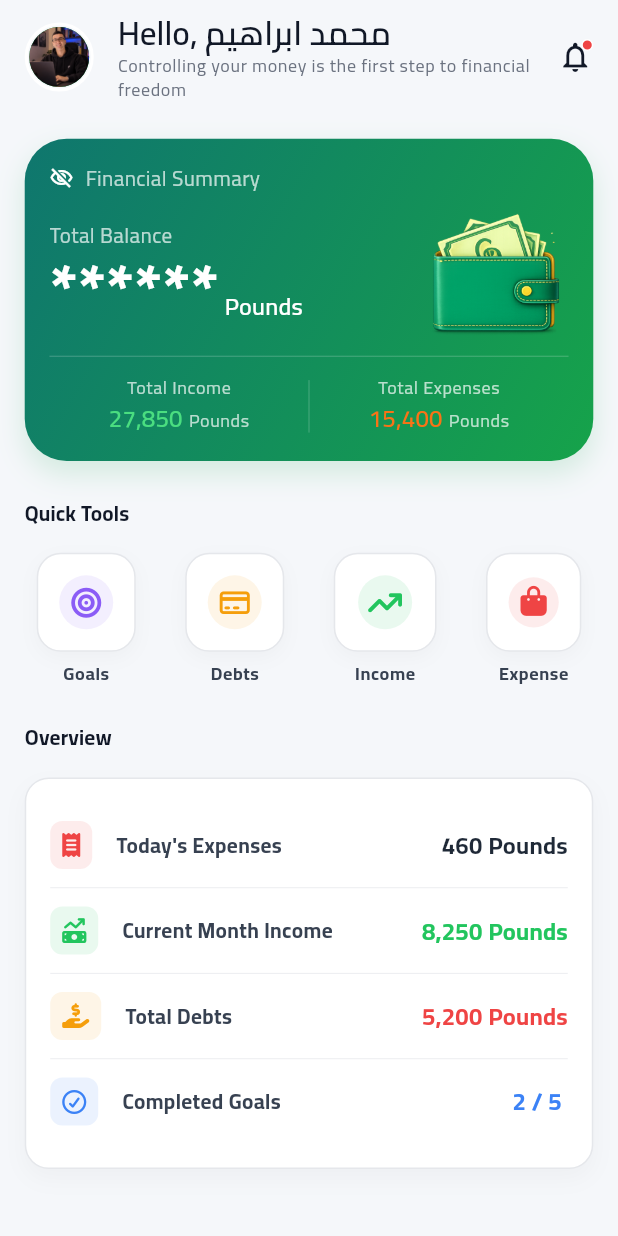
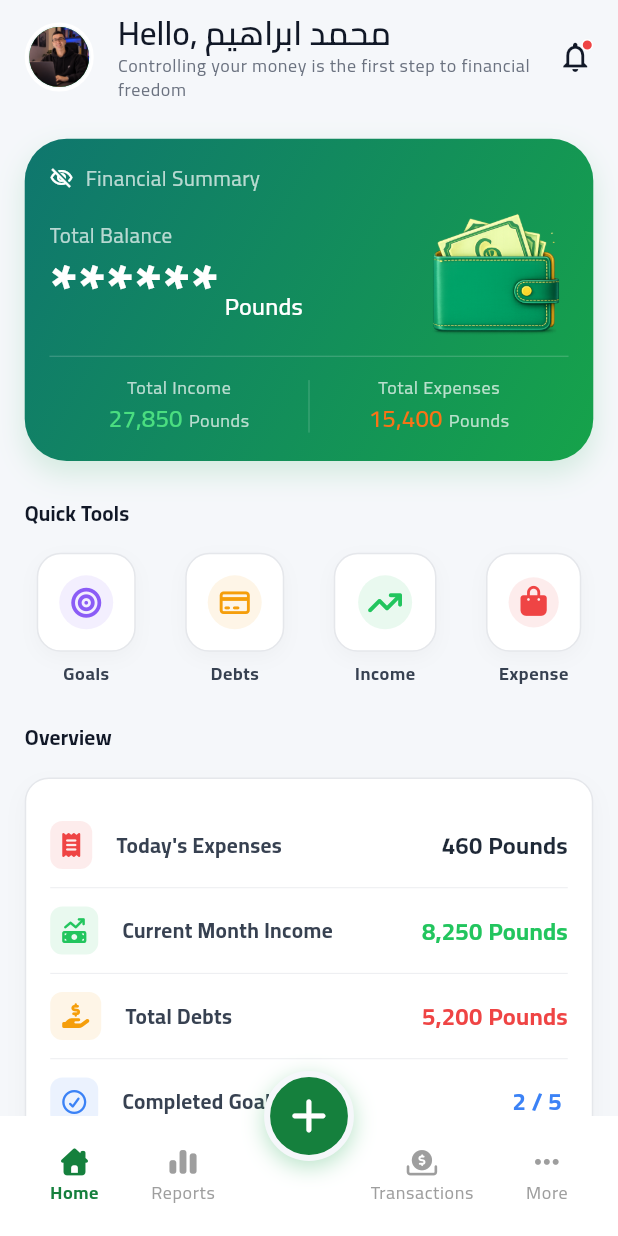
Before and after one commit to elsankary02/Masrofy, a Flutter app: the screen it shows after launch, after a tap on "Sign in with Google", on a phone screen of 412 x 824 dp. Run offline on Flutter 3.47's test engine with Material 3 defaults, Android fonts, the phone set to English and light mode, and no system bars; our stand-ins replace device_preview, easy_localization, flutter_bloc, font_awesome_flutter, go_router.

Commit message:
feat: Refactor routing and add main layout with tabs for home, reports, transactions, and more

```diff
--- a/assets/translations/ar.json
+++ b/assets/translations/ar.json
@@ -77,7 +77,7 @@
   "quick_tools": "أدوات سريعه",
   "remaining": "تبقي",
   "remaining_label": "متبقي",
-  "reports": "التقاري",
+  "reports": "التقارير",
   "save_debt": "حفظ الدين",
   "save_expense": "حفظ المصروف",
   "save_goal": "حفظ الهدف",
--- a/lib/core/router/go_router.dart
+++ b/lib/core/router/go_router.dart
@@ -5,59 +5,93 @@ import 'package:masrofy/features/auth/presentation/pages/auth_page.dart';
 import 'package:masrofy/features/debts/debts_page.dart';
 import 'package:masrofy/features/expense/expense_page.dart';
 import 'package:masrofy/features/goals/goals_page.dart';
-import 'package:masrofy/features/home/presentation/page/home_page.dart';
 import 'package:masrofy/features/income/income_page.dart';
+import 'package:masrofy/features/main/page/main_layout.dart';
+import 'package:masrofy/features/main/tabs/home_tab/presentation/pages/home_tab.dart';
+import 'package:masrofy/features/main/tabs/more_tab/more_tab.dart';
+import 'package:masrofy/features/main/tabs/reports_tab/reports_tab.dart';
+import 'package:masrofy/features/main/tabs/transactions_tab/transactions_tab.dart';
 import 'package:masrofy/features/notification/presentation/page/notification_page.dart';
 
 final GoRouter router = GoRouter(
   routes: [
     GoRoute(
-      path: NamedRoutes.authPage,
-      name: NamedRoutes.authPage,
+      path: NamedRoutes.auth,
+      name: NamedRoutes.auth,
       builder: (BuildContext context, GoRouterState state) {
         return const AuthPage();
       },
     ),
     GoRoute(
-      path: NamedRoutes.homePage,
-      name: NamedRoutes.homePage,
+      path: NamedRoutes.notification,
+      name: NamedRoutes.notification,
       builder: (BuildContext context, GoRouterState state) {
-        return const HomePage();
+        return const NotificationPage();
       },
     ),
     GoRoute(
-      path: NamedRoutes.notificationPage,
-      name: NamedRoutes.notificationPage,
+      path: NamedRoutes.main,
+      name: NamedRoutes.main,
       builder: (BuildContext context, GoRouterState state) {
-        return const NotificationPage();
+        return const MainLayout();
       },
     ),
 
     // Tabs
     GoRoute(
-      path: NamedRoutes.goalsPage,
-      name: NamedRoutes.goalsPage,
+      path: NamedRoutes.home,
+      name: NamedRoutes.home,
+      builder: (BuildContext context, GoRouterState state) {
+        return const HomeTab();
+      },
+    ),
+    GoRoute(
+      path: NamedRoutes.reports,
+      name: NamedRoutes.reports,
+      builder: (BuildContext context, GoRouterState state) {
+        return const ReportsTab();
+      },
+    ),
+    GoRoute(
+      path: NamedRoutes.more,
+      name: NamedRoutes.more,
+      builder: (BuildContext context, GoRouterState state) {
+        return const MoreTab();
+      },
+    ),
+    GoRoute(
+      path: NamedRoutes.transactions,
+      name: NamedRoutes.transactions,
+      builder: (BuildContext context, GoRouterState state) {
+        return const TransactionsTab();
+      },
+    ),
+
+    // Quik Tools
+    GoRoute(
+      path: NamedRoutes.goals,
+      name: NamedRoutes.goals,
       builder: (BuildContext context, GoRouterState state) {
         return const GoalsPage();
       },
     ),
     GoRoute(
-      path: NamedRoutes.debtsPage,
-      name: NamedRoutes.debtsPage,
+      path: NamedRoutes.debts,
+      name: NamedRoutes.debts,
       builder: (BuildContext context, GoRouterState state) {
         return const DebtsPage();
       },
     ),
     GoRoute(
-      path: NamedRoutes.incomePage,
-      name: NamedRoutes.incomePage,
+      path: NamedRoutes.income,
+      name: NamedRoutes.income,
       builder: (BuildContext context, GoRouterState state) {
         return const IncomePage();
       },
     ),
     GoRoute(
-      path: NamedRoutes.expensePage,
-      name: NamedRoutes.expensePage,
+      path: NamedRoutes.expense,
+      name: NamedRoutes.expense,
       builder: (BuildContext context, GoRouterState state) {
         return const ExpensePage();
       },
--- a/lib/core/router/named_routes.dart
+++ b/lib/core/router/named_routes.dart
@@ -1,12 +1,18 @@
 class NamedRoutes {
   NamedRoutes._();
-  static const authPage = "/";
-  static const homePage = "/homePage";
-  static const notificationPage = "/notificationPage";
+  static const auth = "/";
+  static const notification = "/notification";
+  static const main = "/main";
 
   // Tabs
-  static const goalsPage = "/goalsPage";
-  static const debtsPage = "/debtsPage";
-  static const incomePage = "/incomePage";
-  static const expensePage = "/expensePage";
+  static const home = "/home";
+  static const reports = "/reports";
+  static const transactions = "/transactions";
+  static const more = "/more";
+
+  // Quik Tools
+  static const goals = "/goals";
+  static const debts = "/debts";
+  static const income = "/income";
+  static const expense = "/expense";
 }
--- a/lib/features/auth/presentation/widgets/auth_btn_widget.dart
+++ b/lib/features/auth/presentation/widgets/auth_btn_widget.dart
@@ -19,7 +19,7 @@ class AuthBtnWidget extends StatelessWidget {
       variant: ButtonVariant.outlined,
       style: context.textTheme.titleMedium,
       onPressed: () {
-        router.go(NamedRoutes.homePage);
+        router.go(NamedRoutes.main);
       },
     );
   }
--- /dev/null
+++ b/lib/features/main/page/main_layout.dart
@@ -0,0 +1,122 @@
+import 'package:easy_localization/easy_localization.dart';
+import 'package:flutter/material.dart';
+import 'package:font_awesome_flutter/font_awesome_flutter.dart';
+import 'package:masrofy/core/theme/app_colors.dart';
+import 'package:masrofy/core/utils/constants/locale_keys.g.dart';
+import 'package:masrofy/core/utils/extensions/extensions.dart';
+import 'package:masrofy/features/main/tabs/home_tab/presentation/pages/home_tab.dart';
+import 'package:masrofy/features/main/tabs/more_tab/more_tab.dart';
+import 'package:masrofy/features/main/tabs/reports_tab/reports_tab.dart';
+import 'package:masrofy/features/main/tabs/transactions_tab/transactions_tab.dart';
+
+class MainLayout extends StatefulWidget {
+  const MainLayout({super.key});
+
+  @override
+  State<MainLayout> createState() => _MainLayoutState();
+}
+
+class _MainLayoutState extends State<MainLayout> {
+  int _currentIndex = 0;
+
+  final List<Widget> _tabs = [
+    HomeTab(),
+    ReportsTab(),
+    TransactionsTab(),
+    MoreTab(),
+  ];
+
+  @override
+  Widget build(BuildContext context) {
+    final isDark = context.isDarkMode;
+
+    return Scaffold(
+      body: IndexedStack(index: _currentIndex, children: _tabs),
+
+      floatingActionButtonLocation: FloatingActionButtonLocation.centerDocked,
+      floatingActionButton: Container(
+        padding: EdgeInsets.all(15),
+        decoration: BoxDecoration(
+          color: AppColors.primaryDark,
+          border: Border.all(color: AppColors.backgroundLight, width: 4),
+          shape: BoxShape.circle,
+          boxShadow: [
+            BoxShadow(
+              color: AppColors.primary.withValues(alpha: 0.3),
+              blurRadius: 12,
+              offset: const Offset(0, 4),
+            ),
+          ],
+        ),
+        child: FaIcon(FontAwesomeIcons.plus, size: 25, color: AppColors.white),
+      ),
+
+      bottomNavigationBar: BottomAppBar(
+        color: isDark ? AppColors.surfaceDark : Colors.white,
+        elevation: 0,
+        child: Row(
+          mainAxisAlignment: MainAxisAlignment.spaceAround,
+          children: [
+            _item(
+              index: 0,
+              icon: FontAwesomeIcons.houseChimney,
+              label: LocaleKeys.home.tr(),
+            ),
+            _item(
+              index: 1,
+              icon: FontAwesomeIcons.chartSimple,
+              label: LocaleKeys.reports.tr(),
+            ),
+            const SizedBox(width: 50),
+            _item(
+              index: 2,
+              icon: FontAwesomeIcons.circleDollarToSlot,
+              label: LocaleKeys.transactions.tr(),
+            ),
+            _item(
+              index: 3,
+              icon: FontAwesomeIcons.ellipsis,
+              label: LocaleKeys.more.tr(),
+            ),
+          ],
+        ),
+      ),
+    );
+  }
+
+  Widget _item({
+    required FaIconData? icon,
+    required String label,
+    required int index,
+  }) {
+    final isSelected = _currentIndex == index;
+    final color = isSelected ? AppColors.primaryDark : Colors.grey;
+
+    return InkWell(
+      onTap: () {
+        setState(() {
+          _currentIndex = index;
+        });
+      },
+      splashColor: Colors.transparent,
+      highlightColor: Colors.transparent,
+      child: Padding(
+        padding: const EdgeInsets.symmetric(horizontal: 8.0),
+        child: Column(
+          mainAxisAlignment: MainAxisAlignment.center,
+          children: [
+            FaIcon(icon, size: 18, color: color),
+            const SizedBox(height: 4),
+            Text(
+              label,
+              style: context.textTheme.bodySmall!.copyWith(
+                color: color,
+                fontWeight: isSelected ? FontWeight.w700 : FontWeight.w400,
+              ),
+            ),
+          ],
+        ),
+      ),
+    );
+  }
+}
--- a/lib/features/home/data/model/quick_tools_model.dart
+++ b/lib/features/main/tabs/home_tab/data/model/quick_tools_model.dart
@@ -25,24 +25,24 @@ List<QuickToolsModel> tools(BuildContext context) => [
     subTitle: LocaleKeys.goals.tr(),
     icon: FontAwesomeIcons.bullseye,
     color: AppColors.purple,
-    route: NamedRoutes.goalsPage,
+    route: NamedRoutes.goals,
   ),
   QuickToolsModel(
     subTitle: LocaleKeys.debts.tr(),
     icon: FontAwesomeIcons.creditCard,
     color: AppColors.warning,
-    route: NamedRoutes.debtsPage,
+    route: NamedRoutes.debts,
   ),
   QuickToolsModel(
     subTitle: LocaleKeys.income.tr(),
     icon: FontAwesomeIcons.arrowTrendUp,
     color: AppColors.income,
-    route: NamedRoutes.incomePage,
+    route: NamedRoutes.income,
   ),
   QuickToolsModel(
     subTitle: LocaleKeys.expense.tr(),
     icon: FontAwesomeIcons.bagShopping,
     color: AppColors.expense,
-    route: NamedRoutes.expensePage,
+    route: NamedRoutes.expense,
   ),
 ];
--- a/lib/features/home/presentation/page/home_page.dart
+++ b/lib/features/main/tabs/home_tab/presentation/pages/home_tab.dart
@@ -2,13 +2,13 @@ import 'package:easy_localization/easy_localization.dart';
 import 'package:flutter/material.dart';
 import 'package:masrofy/core/utils/constants/locale_keys.g.dart';
 import 'package:masrofy/core/utils/extensions/extensions.dart';
-import 'package:masrofy/features/home/presentation/widget/app_bar_home_widget.dart';
-import 'package:masrofy/features/home/presentation/widget/over_view__home_widget.dart';
-import 'package:masrofy/features/home/presentation/widget/quik_tools_home_widget.dart';
-import 'package:masrofy/features/home/presentation/widget/summary_card_home_widget.dart';
+import 'package:masrofy/features/main/tabs/home_tab/presentation/widget/app_bar_home_widget.dart';
+import 'package:masrofy/features/main/tabs/home_tab/presentation/widget/over_view__home_widget.dart';
+import 'package:masrofy/features/main/tabs/home_tab/presentation/widget/quik_tools_home_widget.dart';
+import 'package:masrofy/features/main/tabs/home_tab/presentation/widget/summary_card_home_widget.dart';
 
-class HomePage extends StatelessWidget {
-  const HomePage({super.key});
+class HomeTab extends StatelessWidget {
+  const HomeTab({super.key});
 
   @override
   Widget build(BuildContext context) {
@@ -29,6 +29,7 @@ class HomePage extends StatelessWidget {
               _CustomHeader(title: LocaleKeys.overview.tr()),
               SizedBox(height: context.h * .020),
               OverViewHomeWidget(),
+              SizedBox(height: context.h * .030),
             ],
           ),
         ),
--- a/lib/features/home/presentation/widget/app_bar_home_widget.dart
+++ b/lib/features/main/tabs/home_tab/presentation/widget/app_bar_home_widget.dart
@@ -86,7 +86,7 @@ class _NotificationButton extends StatelessWidget {
   Widget build(BuildContext context) {
     return InkWell(
       borderRadius: BorderRadius.circular(100),
-      onTap: () => router.push(NamedRoutes.notificationPage),
+      onTap: () => router.push(NamedRoutes.notification),
       child: Stack(
         alignment: Alignment.topRight,
         children: [
--- a/lib/features/home/presentation/widget/over_view__home_widget.dart
+++ b/lib/features/main/tabs/home_tab/presentation/widget/over_view__home_widget.dart
@@ -2,7 +2,7 @@ import 'package:flutter/material.dart';
 import 'package:masrofy/core/components/custom_over_view.dart';
 import 'package:masrofy/core/theme/app_colors.dart';
 import 'package:masrofy/core/utils/extensions/extensions.dart';
-import 'package:masrofy/features/home/data/model/over_view_model.dart';
+import 'package:masrofy/features/main/tabs/home_tab/data/model/over_view_model.dart';
 
 class OverViewHomeWidget extends StatelessWidget {
   const OverViewHomeWidget({super.key});
--- a/lib/features/home/presentation/widget/quik_tools_home_widget.dart
+++ b/lib/features/main/tabs/home_tab/presentation/widget/quik_tools_home_widget.dart
@@ -1,7 +1,7 @@
 import 'package:flutter/material.dart';
 import 'package:masrofy/core/components/custom_quick_tools.dart';
 import 'package:masrofy/core/router/go_router.dart';
-import 'package:masrofy/features/home/data/model/quick_tools_model.dart';
+import 'package:masrofy/features/main/tabs/home_tab/data/model/quick_tools_model.dart';
 
 class QuikToolsHomeWidget extends StatelessWidget {
   const QuikToolsHomeWidget({super.key});
--- a/lib/features/home/presentation/widget/summary_card_home_widget.dart
+++ b/lib/features/main/tabs/home_tab/presentation/widget/summary_card_home_widget.dart
@@ -5,7 +5,7 @@ import 'package:masrofy/core/theme/app_colors.dart';
 import 'package:masrofy/core/utils/constants/app_images.dart';
 import 'package:masrofy/core/utils/constants/locale_keys.g.dart';
 import 'package:masrofy/core/utils/extensions/extensions.dart';
-import 'package:masrofy/features/home/presentation/cubit/balance_cubit.dart';
+import 'package:masrofy/features/main/tabs/home_tab/presentation/cubit/balance_cubit.dart';
 
 class SummaryCardHomeWidget extends StatelessWidget {
   const SummaryCardHomeWidget({super.key});
--- /dev/null
+++ b/lib/features/main/tabs/more_tab/more_tab.dart
@@ -0,0 +1,10 @@
+import 'package:flutter/material.dart';
+
+class MoreTab extends StatelessWidget {
+  const MoreTab({super.key});
+
+  @override
+  Widget build(BuildContext context) {
+    return Scaffold();
+  }
+}
--- /dev/null
+++ b/lib/features/main/tabs/reports_tab/reports_tab.dart
@@ -0,0 +1,10 @@
+import 'package:flutter/material.dart';
+
+class ReportsTab extends StatelessWidget {
+  const ReportsTab({super.key});
+
+  @override
+  Widget build(BuildContext context) {
+    return Scaffold();
+  }
+}
--- /dev/null
+++ b/lib/features/main/tabs/transactions_tab/transactions_tab.dart
@@ -0,0 +1,10 @@
+import 'package:flutter/material.dart';
+
+class TransactionsTab extends StatelessWidget {
+  const TransactionsTab({super.key});
+
+  @override
+  Widget build(BuildContext context) {
+    return Scaffold();
+  }
+}
```
Also changed, not shown: lib/features/main/tabs/home_tab/data/model/over_view_model.dart (renamed from lib/features/home/data/model/over_view_model.dart), lib/features/main/tabs/home_tab/presentation/cubit/balance_cubit.dart (renamed from lib/features/home/presentation/cubit/balance_cubit.dart).
